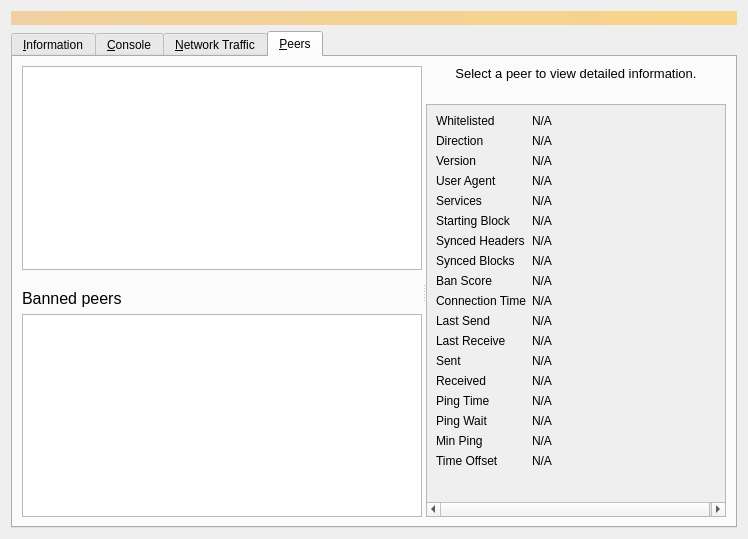
Above: src/qt/forms/debugwindow.ui from UIDD/UIDD before the change. Below: the same form after it.
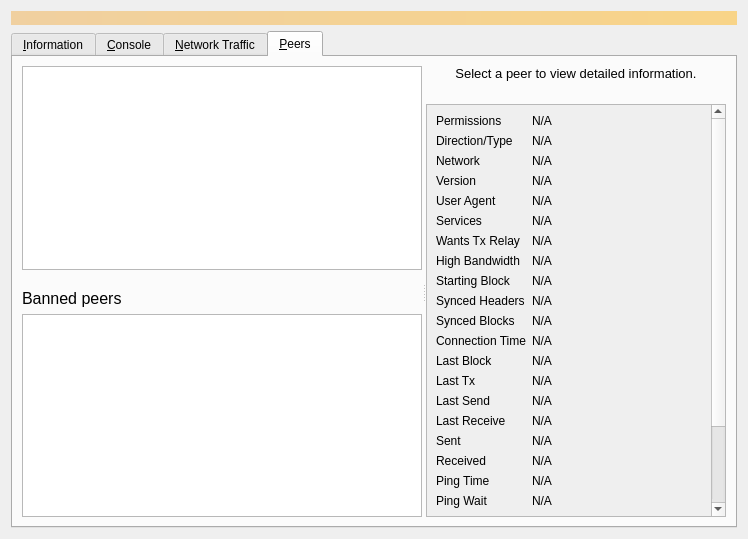
That is the form after the change. The open tabs and pages were chosen to show the change. Icons and pictures are not drawn. Custom widgets are drawn as their Qt base class.

What changed in the file:
```diff
--- a/src/qt/forms/debugwindow.ui
+++ b/src/qt/forms/debugwindow.ui
@@ -1075,20 +1075,14 @@
                 <x>0</x>
                 <y>0</y>
                 <width>300</width>
-                <height>426</height>
+                <height>432</height>
                </rect>
               </property>
-              <property name="minimumSize">
-               <size>
-                <width>300</width>
-                <height>0</height>
-               </size>
-              </property>
               <layout class="QGridLayout" name="gridLayout_2" columnstretch="0,1">
                <item row="0" column="0">
                 <widget class="QLabel" name="label_30">
                  <property name="text">
-                  <string>Whitelisted</string>
+                  <string>Permissions</string>
                  </property>
                 </widget>
                </item>
@@ -1111,7 +1105,7 @@
                <item row="1" column="0">
                 <widget class="QLabel" name="label_23">
                  <property name="text">
-                  <string>Direction</string>
+                  <string>Direction/Type</string>
                  </property>
                 </widget>
                </item>
@@ -1132,13 +1126,39 @@
                 </widget>
                </item>
                <item row="2" column="0">
+                <widget class="QLabel" name="peerNetworkLabel">
+                 <property name="toolTip">
+                  <string>The network protocol this peer is connected through: IPv4, IPv6, Onion, I2P, or CJDNS.</string>
+                 </property>
+                 <property name="text">
+                  <string>Network</string>
+                 </property>
+                </widget>
+               </item>
+               <item row="2" column="1">
+                <widget class="QLabel" name="peerNetwork">
+                 <property name="cursor">
+                  <cursorShape>IBeamCursor</cursorShape>
+                 </property>
+                 <property name="text">
+                  <string>N/A</string>
+                 </property>
+                 <property name="textFormat">
+                  <enum>Qt::PlainText</enum>
+                 </property>
+                 <property name="textInteractionFlags">
+                  <set>Qt::LinksAccessibleByMouse|Qt::TextSelectableByMouse</set>
+                 </property>
+                </widget>
+               </item>
+               <item row="3" column="0">
                 <widget class="QLabel" name="label_21">
                  <property name="text">
                   <string>Version</string>
                  </property>
                 </widget>
                </item>
-               <item row="2" column="1">
+               <item row="3" column="1">
                 <widget class="QLabel" name="peerVersion">
                  <property name="cursor">
                   <cursorShape>IBeamCursor</cursorShape>
@@ -1154,14 +1174,14 @@
                  </property>
                 </widget>
                </item>
-               <item row="3" column="0">
+               <item row="4" column="0">
                 <widget class="QLabel" name="label_28">
                  <property name="text">
                   <string>User Agent</string>
                  </property>
                 </widget>
                </item>
-               <item row="3" column="1">
+               <item row="4" column="1">
                 <widget class="QLabel" name="peerSubversion">
                  <property name="cursor">
                   <cursorShape>IBeamCursor</cursorShape>
@@ -1177,14 +1197,14 @@
                  </property>
                 </widget>
                </item>
-               <item row="4" column="0">
+               <item row="5" column="0">
                 <widget class="QLabel" name="label_4">
                  <property name="text">
                   <string>Services</string>
                  </property>
                 </widget>
                </item>
-               <item row="4" column="1">
+               <item row="5" column="1">
                 <widget class="QLabel" name="peerServices">
                  <property name="cursor">
                   <cursorShape>IBeamCursor</cursorShape>
@@ -1195,19 +1215,74 @@
                  <property name="textFormat">
                   <enum>Qt::PlainText</enum>
                  </property>
+                 <property name="wordWrap">
+                  <bool>true</bool>
+                 </property>
                  <property name="textInteractionFlags">
                   <set>Qt::LinksAccessibleByMouse|Qt::TextSelectableByMouse</set>
                  </property>
                 </widget>
                </item>
-               <item row="5" column="0">
+               <item row="6" column="0">
+                <widget class="QLabel" name="peerRelayTxesLabel">
+                 <property name="toolTip">
+                  <string>Whether the peer requested us to relay transactions.</string>
+                 </property>
+                 <property name="text">
+                  <string>Wants Tx Relay</string>
+                 </property>
+                </widget>
+               </item>
+               <item row="6" column="1">
+                <widget class="QLabel" name="peerRelayTxes">
+                 <property name="cursor">
+                  <cursorShape>IBeamCursor</cursorShape>
+                 </property>
+                 <property name="text">
+                  <string>N/A</string>
+                 </property>
+                 <property name="textFormat">
+                  <enum>Qt::PlainText</enum>
+                 </property>
+                 <property name="textInteractionFlags">
+                  <set>Qt::LinksAccessibleByMouse|Qt::TextSelectableByMouse</set>
+                 </property>
+                </widget>
+               </item>
+               <item row="7" column="0">
+                <widget class="QLabel" name="peerHighBandwidthLabel">
+                 <property name="toolTip">
+                  <string>High bandwidth BIP152 compact block relay: %1</string>
+                 </property>
+                 <property name="text">
+                  <string>High Bandwidth</string>
+                 </property>
+                </widget>
+               </item>
+               <item row="7" column="1">
+                <widget class="QLabel" name="peerHighBandwidth">
+                 <property name="cursor">
+                  <cursorShape>IBeamCursor</cursorShape>
+                 </property>
+                 <property name="text">
+                  <string>N/A</string>
+                 </property>
+                 <property name="textFormat">
+                  <enum>Qt::PlainText</enum>
+                 </property>
+                 <property name="textInteractionFlags">
+                  <set>Qt::LinksAccessibleByMouse|Qt::TextSelectableByMouse</set>
+                 </property>
+                </widget>
+               </item>
+               <item row="8" column="0">
                 <widget class="QLabel" name="label_29">
                  <property name="text">
                   <string>Starting Block</string>
                  </property>
                 </widget>
                </item>
-               <item row="5" column="1">
+               <item row="8" column="1">
                 <widget class="QLabel" name="peerHeight">
                  <property name="cursor">
                   <cursorShape>IBeamCursor</cursorShape>
@@ -1223,14 +1298,14 @@
                  </property>
                 </widget>
                </item>
-               <item row="6" column="0">
+               <item row="9" column="0">
                 <widget class="QLabel" name="label_27">
                  <property name="text">
                   <string>Synced Headers</string>
                  </property>
                 </widget>
                </item>
-               <item row="6" column="1">
+               <item row="9" column="1">
                 <widget class="QLabel" name="peerSyncHeight">
                  <property name="cursor">
                   <cursorShape>IBeamCursor</cursorShape>
@@ -1246,14 +1321,14 @@
                  </property>
                 </widget>
                </item>
-               <item row="7" column="0">
+               <item row="10" column="0">
                 <widget class="QLabel" name="label_25">
                  <property name="text">
                   <string>Synced Blocks</string>
                  </property>
                 </widget>
                </item>
-               <item row="7" column="1">
+               <item row="10" column="1">
                 <widget class="QLabel" name="peerCommonHeight">
                  <property name="cursor">
                   <cursorShape>IBeamCursor</cursorShape>
@@ -1269,37 +1344,14 @@
                  </property>
                 </widget>
                </item>
-               <item row="8" column="0">
-                <widget class="QLabel" name="label_24">
-                 <property name="text">
-                  <string>Ban Score</string>
-                 </property>
-                </widget>
-               </item>
-               <item row="8" column="1">
-                <widget class="QLabel" name="peerBanScore">
-                 <property name="cursor">
-                  <cursorShape>IBeamCursor</cursorShape>
-                 </property>
-                 <property name="text">
-                  <string>N/A</string>
-                 </property>
-                 <property name="textFormat">
-                  <enum>Qt::PlainText</enum>
-                 </property>
-                 <property name="textInteractionFlags">
-                  <set>Qt::LinksAccessibleByMouse|Qt::TextSelectableByMouse</set>
-                 </property>
-                </widget>
-               </item>
-               <item row="9" column="0">
+               <item row="11" column="0">
                 <widget class="QLabel" name="label_22">
                  <property name="text">
                   <string>Connection Time</string>
                  </property>
                 </widget>
                </item>
-               <item row="9" column="1">
+               <item row="11" column="1">
                 <widget class="QLabel" name="peerConnTime">
                  <property name="cursor">
                   <cursorShape>IBeamCursor</cursorShape>
@@ -1315,14 +1367,66 @@
                  </property>
                 </widget>
                </item>
-               <item row="10" column="0">
+               <item row="12" column="0">
+                <widget class="QLabel" name="peerLastBlockLabel">
+                 <property name="toolTip">
+                  <string>Elapsed time since a novel block passing initial validity checks was received from this peer.</string>
+                 </property>
+                 <property name="text">
+                  <string>Last Block</string>
+                 </property>
+                </widget>
+               </item>
+               <item row="12" column="1">
+                <widget class="QLabel" name="peerLastBlock">
+                 <property name="cursor">
+                  <cursorShape>IBeamCursor</cursorShape>
+                 </property>
+                 <property name="text">
+                  <string>N/A</string>
+                 </property>
+                 <property name="textFormat">
+                  <enum>Qt::PlainText</enum>
+                 </property>
+                 <property name="textInteractionFlags">
+                  <set>Qt::LinksAccessibleByMouse|Qt::TextSelectableByMouse</set>
+                 </property>
+                </widget>
+               </item>
+               <item row="13" column="0">
+                <widget class="QLabel" name="peerLastTxLabel">
+                 <property name="toolTip">
+                  <string>Elapsed time since a novel transaction accepted into our mempool was received from this peer.</string>
+                 </property>
+                 <property name="text">
+                  <string>Last Tx</string>
+                 </property>
+                </widget>
+               </item>
+               <item row="13" column="1">
+                <widget class="QLabel" name="peerLastTx">
+                 <property name="cursor">
+                  <cursorShape>IBeamCursor</cursorShape>
+                 </property>
+                 <property name="text">
+                  <string>N/A</string>
+                 </property>
+                 <property name="textFormat">
+                  <enum>Qt::PlainText</enum>
+                 </property>
+                 <property name="textInteractionFlags">
+                  <set>Qt::LinksAccessibleByMouse|Qt::TextSelectableByMouse</set>
+                 </property>
+                </widget>
+               </item>
+               <item row="14" column="0">
                 <widget class="QLabel" name="label_15">
                  <property name="text">
                   <string>Last Send</string>
                  </property>
                 </widget>
                </item>
-               <item row="10" column="1">
+               <item row="14" column="1">
                 <widget class="QLabel" name="peerLastSend">
                  <property name="cursor">
                   <cursorShape>IBeamCursor</cursorShape>
@@ -1338,14 +1442,14 @@
                  </property>
                 </widget>
                </item>
-               <item row="11" column="0">
+               <item row="15" column="0">
                 <widget class="QLabel" name="label_19">
                  <property name="text">
                   <string>Last Receive</string>
                  </property>
                 </widget>
                </item>
-               <item row="11" column="1">
+               <item row="15" column="1">
                 <widget class="QLabel" name="peerLastRecv">
                  <property name="cursor">
                   <cursorShape>IBeamCursor</cursorShape>
@@ -1361,14 +1465,14 @@
                  </property>
                 </widget>
                </item>
-               <item row="12" column="0">
+               <item row="16" column="0">
                 <widget class="QLabel" name="label_18">
                  <property name="text">
                   <string>Sent</string>
                  </property>
                 </widget>
                </item>
-               <item row="12" column="1">
+               <item row="16" column="1">
                 <widget class="QLabel" name="peerBytesSent">
                  <property name="cursor">
                   <cursorShape>IBeamCursor</cursorShape>
@@ -1384,14 +1488,14 @@
                  </property>
                 </widget>
                </item>
-               <item row="13" column="0">
+               <item row="17" column="0">
                 <widget class="QLabel" name="label_20">
                  <property name="text">
                   <string>Received</string>
                  </property>
                 </widget>
                </item>
-               <item row="13" column="1">
+               <item row="17" column="1">
                 <widget class="QLabel" name="peerBytesRecv">
                  <property name="cursor">
                   <cursorShape>IBeamCursor</cursorShape>
@@ -1407,14 +1511,14 @@
                  </property>
                 </widget>
                </item>
-               <item row="14" column="0">
+               <item row="18" column="0">
                 <widget class="QLabel" name="label_26">
                  <property name="text">
                   <string>Ping Time</string>
                  </property>
                 </widget>
                </item>
-               <item row="14" column="1">
+               <item row="18" column="1">
                 <widget class="QLabel" name="peerPingTime">
                  <property name="cursor">
                   <cursorShape>IBeamCursor</cursorShape>
@@ -1430,7 +1534,7 @@
                  </property>
                 </widget>
                </item>
-               <item row="15" column="0">
+               <item row="19" column="0">
                 <widget class="QLabel" name="peerPingWaitLabel">
                  <property name="toolTip">
                   <string>The duration of a currently outstanding ping.</string>
@@ -1440,7 +1544,7 @@
                  </property>
                 </widget>
                </item>
-               <item row="15" column="1">
+               <item row="19" column="1">
                 <widget class="QLabel" name="peerPingWait">
                  <property name="cursor">
                   <cursorShape>IBeamCursor</cursorShape>
@@ -1456,14 +1560,14 @@
                  </property>
                 </widget>
                </item>
-               <item row="16" column="0">
+               <item row="20" column="0">
                 <widget class="QLabel" name="peerMinPingLabel">
                  <property name="text">
                   <string>Min Ping</string>
                  </property>
                 </widget>
                </item>
-               <item row="16" column="1">
+               <item row="20" column="1">
                 <widget class="QLabel" name="peerMinPing">
                  <property name="cursor">
                   <cursorShape>IBeamCursor</cursorShape>
@@ -1479,14 +1583,14 @@
                  </property>
                 </widget>
                </item>
-               <item row="17" column="0">
+               <item row="21" column="0">
                 <widget class="QLabel" name="label_timeoffset">
                  <property name="text">
                   <string>Time Offset</string>
                  </property>
                 </widget>
                </item>
-               <item row="17" column="1">
+               <item row="21" column="1">
                 <widget class="QLabel" name="timeoffset">
                  <property name="cursor">
                   <cursorShape>IBeamCursor</cursorShape>
@@ -1502,7 +1606,33 @@
                  </property>
                 </widget>
                </item>
-               <item row="18" column="0">
+               <item row="22" column="0">
+                <widget class="QLabel" name="peerMappedASLabel">
+                 <property name="toolTip">
+                  <string>The mapped Autonomous System used for diversifying peer selection.</string>
+                 </property>
+                 <property name="text">
+                  <string>Mapped AS</string>
+                 </property>
+                </widget>
+               </item>
+               <item row="22" column="1">
+                <widget class="QLabel" name="peerMappedAS">
+                 <property name="cursor">
+                  <cursorShape>IBeamCursor</cursorShape>
+                 </property>
+                 <property name="text">
+                  <string>N/A</string>
+                 </property>
+                 <property name="textFormat">
+                  <enum>Qt::PlainText</enum>
+                 </property>
+                 <property name="textInteractionFlags">
+                  <set>Qt::LinksAccessibleByMouse|Qt::TextSelectableByKeyboard|Qt::TextSelectableByMouse</set>
+                 </property>
+                </widget>
+               </item>
+               <item row="23" column="0">
                 <spacer name="verticalSpacer_3">
                  <property name="orientation">
                   <enum>Qt::Vertical</enum>
```
Left out of the diff: 164 changed lines with no effect on the pictures.
